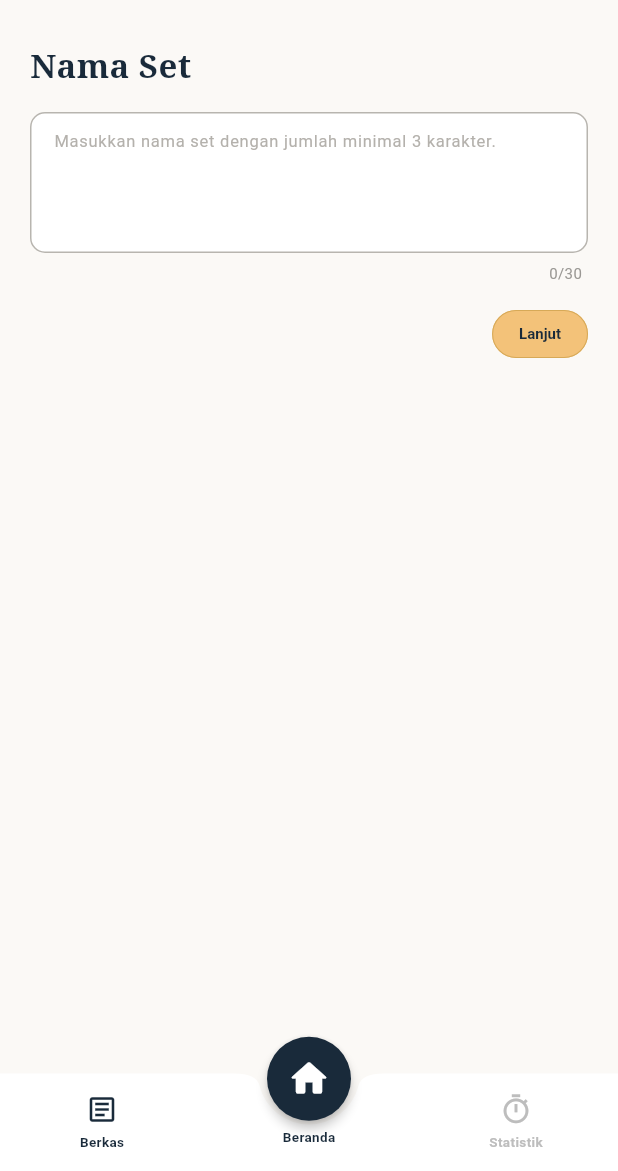
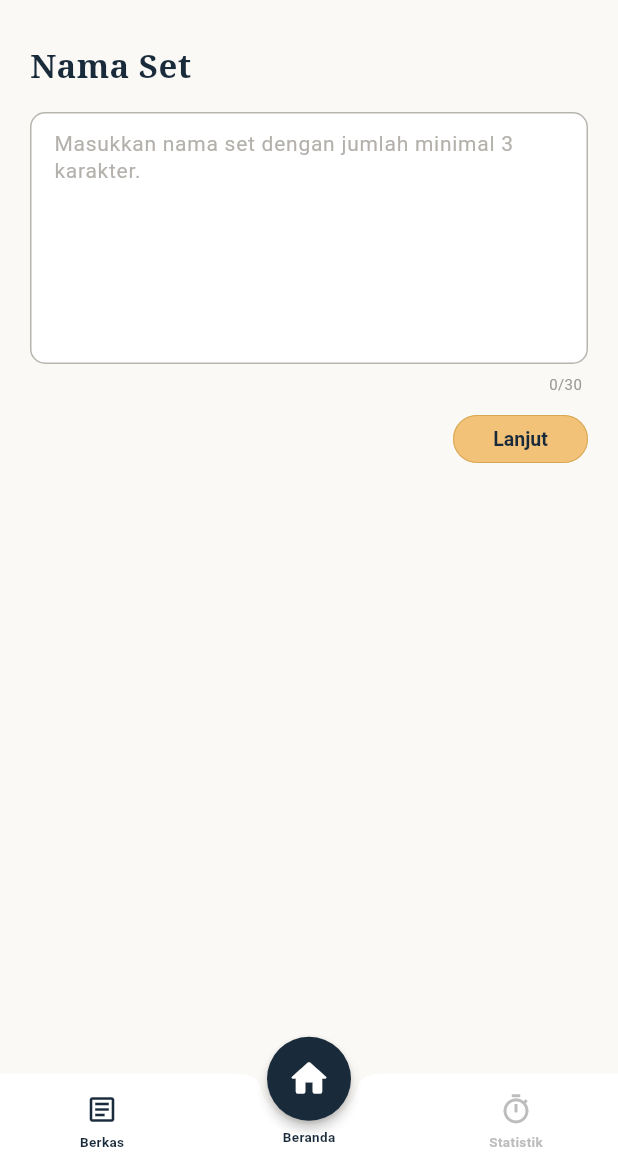
Before and after one commit to Ahmadmapple/Flashmind, a Flutter app: the AddSetPage screen opened directly, on a phone screen of 412 x 824 dp, the part 65-1236 px from its top. Run offline on Flutter 3.47's test engine with Material 3 defaults, Android fonts, the phone set to English and light mode, and no system bars.

Commit message:
Perbaikan layar Tambah Set

```diff
--- a/lib/pages/add_set_page.dart
+++ b/lib/pages/add_set_page.dart
@@ -14,29 +14,18 @@ class _AddSetPageState extends State<AddSetPage> {
   static const Color _borderColor = Color(0xFFB8B5AF);
   static const Color _errorColor = Color(0xFFD32F2F);
 
+  static const double _bottomBarHeight = 65;
+  static const double _fieldFooterHeight = 22;
+
   final TextEditingController _titleController = TextEditingController();
   final TextEditingController _descriptionController = TextEditingController();
+
+  final GlobalKey<ScaffoldMessengerState> _messengerKey =
+      GlobalKey<ScaffoldMessengerState>();
 
   int _currentStep = 0;
   bool _titleValidationRequested = false;
   bool _isSaving = false;
-
-  @override
-  void initState() {
-    super.initState();
-    _titleController.addListener(_onTitleChanged);
-    _descriptionController.addListener(_onDescriptionChanged);
-  }
-
-  void _onTitleChanged() {
-    if (!_titleValidationRequested || !mounted) return;
-    setState(() {});
-  }
-
-  void _onDescriptionChanged() {
-    if (!mounted) return;
-    setState(() {});
-  }
 
   @override
   void dispose() {
@@ -72,13 +61,27 @@ class _AddSetPageState extends State<AddSetPage> {
     });
   }
 
+  void _showNotification(String message) {
+    final messenger = _messengerKey.currentState;
+    if (messenger == null) return;
+
+    messenger
+      ..hideCurrentSnackBar()
+      ..showSnackBar(
+        SnackBar(
+          content: Text(message),
+          behavior: SnackBarBehavior.floating,
+          margin: const EdgeInsets.fromLTRB(20, 0, 20, 32),
+        ),
+      );
+  }
+
   Future<void> _createSet() async {
     if (_isSaving) return;
-
+    FocusScope.of(context).unfocus();
     setState(() {
       _isSaving = true;
     });
-
 
     await Future<void>.delayed(const Duration(milliseconds: 350));
 
@@ -88,23 +91,34 @@ class _AddSetPageState extends State<AddSetPage> {
       _isSaving = false;
     });
 
-    ScaffoldMessenger.of(context).showSnackBar(
-      const SnackBar(content: Text('Layar pembuatan set sudah siap.')),
-    );
+    _showNotification('Layar pembuatan set sudah siap.');
   }
 
   @override
   Widget build(BuildContext context) {
+    final double keyboardInset = MediaQuery.of(context).viewInsets.bottom;
+    final double extraBottomPadding = (keyboardInset - _bottomBarHeight)
+        .clamp(0.0, double.infinity)
+        .toDouble();
+
     return Scaffold(
       backgroundColor: _backgroundColor,
+      resizeToAvoidBottomInset: false,
       appBar: _buildAppBar(),
       body: SafeArea(
         bottom: false,
-        child: AnimatedSwitcher(
+        child: ScaffoldMessenger(
+          key: _messengerKey,
+          child: Scaffold(
+            backgroundColor: Colors.transparent,
+            resizeToAvoidBottomInset: false,
+            body: AnimatedSwitcher(
               duration: const Duration(milliseconds: 180),
               child: _currentStep == 0
-              ? _buildTitleStep()
-              : _buildDescriptionStep(),
+                  ? _buildTitleStep(extraBottomPadding)
+                  : _buildDescriptionStep(extraBottomPadding),
+            ),
+          ),
         ),
       ),
       floatingActionButton: Transform.translate(
@@ -116,9 +130,7 @@ class _AddSetPageState extends State<AddSetPage> {
               width: 56,
               height: 56,
               child: FloatingActionButton(
-                onPressed: _isSaving
-                    ? null
-                    : () => Navigator.of(context).pop(),
+                onPressed: _isSaving ? null : () => Navigator.of(context).pop(),
                 backgroundColor: _primaryColor,
                 foregroundColor: Colors.white,
                 shape: const CircleBorder(),
@@ -168,14 +180,10 @@ class _AddSetPageState extends State<AddSetPage> {
     );
   }
 
-  Widget _buildTitleStep() {
-    final titleLength = _titleController.text.length;
-    final showTitleError =
-        _titleValidationRequested && _titleController.text.trim().length < 3;
-
+  Widget _buildTitleStep(double extraBottomPadding) {
     return SingleChildScrollView(
       key: const ValueKey('title-step'),
-      padding: const EdgeInsets.fromLTRB(20, 16, 20, 32),
+      padding: EdgeInsets.fromLTRB(20, 16, 20, 32 + extraBottomPadding),
       child: Column(
         crossAxisAlignment: CrossAxisAlignment.start,
         children: [
@@ -193,22 +201,18 @@ class _AddSetPageState extends State<AddSetPage> {
             controller: _titleController,
             hintText: 'Masukkan nama set dengan jumlah minimal 3 karakter.',
             maxLength: 30,
-            minLines: 5,
-            maxLines: 5,
+            minLines: 8,
+            maxLines: 8,
             textInputAction: TextInputAction.next,
           ),
-          _buildCounter(titleLength, 30),
-          if (showTitleError) ...[
-            const SizedBox(height: 3),
-            const Text(
-              'Nama set minimal 3 karakter.',
-              style: TextStyle(
-                color: _errorColor,
-                fontSize: 12,
+          _buildFieldFooter(
+            controller: _titleController,
+            maxLength: 30,
+            errorText: 'Nama set minimal 3 karakter.',
+            showError: (text) =>
+                _titleValidationRequested && text.trim().length < 3,
           ),
-            ),
-          ],
-          const SizedBox(height: 18),
+          const SizedBox(height: 12),
           Align(
             alignment: Alignment.centerRight,
             child: _buildActionButton(
@@ -221,12 +225,10 @@ class _AddSetPageState extends State<AddSetPage> {
     );
   }
 
-  Widget _buildDescriptionStep() {
-    final descriptionLength = _descriptionController.text.length;
-
+  Widget _buildDescriptionStep(double extraBottomPadding) {
     return SingleChildScrollView(
       key: const ValueKey('description-step'),
-      padding: const EdgeInsets.fromLTRB(20, 16, 20, 32),
+      padding: EdgeInsets.fromLTRB(20, 16, 20, 32 + extraBottomPadding),
       child: Column(
         crossAxisAlignment: CrossAxisAlignment.start,
         children: [
@@ -239,16 +241,16 @@ class _AddSetPageState extends State<AddSetPage> {
               color: _primaryColor,
             ),
           ),
-          const SizedBox(height: 10),
+          const SizedBox(height: 15),
           _buildInputField(
             controller: _descriptionController,
             hintText: 'Masukkan deskripsi set jika dibutuhkan.',
             maxLength: 80,
-            minLines: 5,
-            maxLines: 5,
+            minLines: 8,
+            maxLines: 8,
           ),
-          _buildCounter(descriptionLength, 80),
-          const SizedBox(height: 18),
+          _buildFieldFooter(controller: _descriptionController, maxLength: 80),
+          const SizedBox(height: 12),
           Align(
             alignment: Alignment.centerRight,
             child: _buildActionButton(
@@ -277,15 +279,11 @@ class _AddSetPageState extends State<AddSetPage> {
       maxLines: maxLines,
       textInputAction: textInputAction,
       textCapitalization: TextCapitalization.sentences,
-      style: const TextStyle(
-        fontSize: 11,
-        color: Colors.black87,
-        height: 1.25,
-      ),
+      style: const TextStyle(fontSize: 14, color: Colors.black87, height: 1.25),
       decoration: InputDecoration(
         hintText: hintText,
         hintStyle: const TextStyle(
-          fontSize: 11,
+          fontSize: 14,
           color: Color(0xFFB4B1AC),
           height: 1.25,
         ),
@@ -305,18 +303,58 @@ class _AddSetPageState extends State<AddSetPage> {
     );
   }
 
-  Widget _buildCounter(int currentLength, int maxLength) {
-    return Align(
-      alignment: Alignment.centerRight,
+  Widget _buildFieldFooter({
+    required TextEditingController controller,
+    required int maxLength,
+    String? errorText,
+    bool Function(String text)? showError,
+  }) {
+    return SizedBox(
+      height: _fieldFooterHeight,
+      child: ValueListenableBuilder<TextEditingValue>(
+        valueListenable: controller,
+        builder: (context, value, _) {
+          final bool hasError =
+              errorText != null && (showError?.call(value.text) ?? false);
+
+          return Padding(
+            padding: const EdgeInsets.only(top: 6),
+            child: Row(
+              crossAxisAlignment: CrossAxisAlignment.start,
+              children: [
+                Expanded(
                   child: Padding(
-        padding: const EdgeInsets.only(top: 6, right: 4),
+                    // Sejajar dengan teks di dalam kotak (contentPadding = 12).
+                    padding: const EdgeInsets.only(left: 12, right: 8),
+                    child: hasError
+                        ? Text(
+                            errorText,
+                            maxLines: 1,
+                            overflow: TextOverflow.ellipsis,
+                            style: const TextStyle(
+                              color: _errorColor,
+                              fontSize: 12,
+                              height: 1.2,
+                            ),
+                          )
+                        : const SizedBox.shrink(),
+                  ),
+                ),
+                Padding(
+                  padding: const EdgeInsets.only(right: 4),
                   child: Text(
-          '$currentLength/$maxLength',
+                    '${value.text.length}/$maxLength',
                     style: const TextStyle(
                       fontSize: 10,
                       color: Color(0xFF9A9894),
+                      height: 1.6,
                     ),
                   ),
+                ),
+              ],
+            ),
+          );
+        },
       ),
     );
   }
@@ -342,7 +380,7 @@ class _AddSetPageState extends State<AddSetPage> {
           padding: const WidgetStatePropertyAll(
             EdgeInsets.symmetric(horizontal: 18),
           ),
-          minimumSize: const WidgetStatePropertyAll(Size(0, 32)),
+          minimumSize: const WidgetStatePropertyAll(Size(90, 32)),
           shape: WidgetStatePropertyAll(
             RoundedRectangleBorder(
               borderRadius: BorderRadius.circular(18),
@@ -350,7 +388,7 @@ class _AddSetPageState extends State<AddSetPage> {
             ),
           ),
           textStyle: const WidgetStatePropertyAll(
-            TextStyle(fontSize: 10, fontWeight: FontWeight.w600),
+            TextStyle(fontSize: 13, fontWeight: FontWeight.w700),
           ),
         ),
         child: isLoading
@@ -368,7 +406,7 @@ class _AddSetPageState extends State<AddSetPage> {
     return BottomAppBar(
       color: Colors.white,
       elevation: 2,
-      height: 65,
+      height: _bottomBarHeight,
       padding: const EdgeInsets.symmetric(horizontal: 36),
       shape: const CircularNotchedRectangle(),
       notchMargin: 6,
@@ -403,7 +441,7 @@ class _AddSetPageState extends State<AddSetPage> {
       onTap: onTap,
       child: SizedBox(
         width: 64,
-        height: 65,
+        height: _bottomBarHeight,
         child: Column(
           mainAxisAlignment: MainAxisAlignment.center,
           children: [
--- a/lib/pages/berkas_page.dart
+++ b/lib/pages/berkas_page.dart
@@ -109,7 +109,7 @@ class BerkasPage extends StatelessWidget {
             ),
             child: const Text(
               '+ Tambah Set',
-              style: TextStyle(fontSize: 13, fontWeight: FontWeight.w800),
+              style: TextStyle(fontSize: 13, fontWeight: FontWeight.w700),
             ),
           ),
         ],
```
Lines whose indentation alone changed are shown as unchanged.
